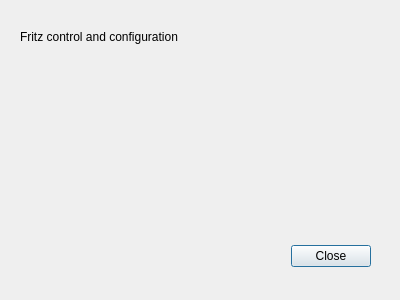
Before: the Qt Designer form Fritz/aboutbox.ui in ptbw/Fritz-Qt5-project-for-Raspberry-Pi, drawn with Qt 5.
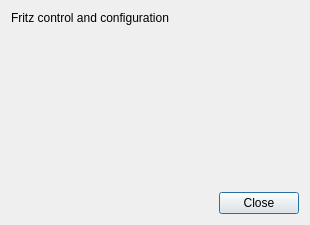
After: the same form once the commit is applied.

What changed in the file:
```diff
--- a/Fritz/aboutbox.ui
+++ b/Fritz/aboutbox.ui
@@ -6,45 +6,39 @@
    <rect>
     <x>0</x>
     <y>0</y>
-    <width>400</width>
-    <height>300</height>
+    <width>310</width>
+    <height>225</height>
    </rect>
   </property>
   <property name="windowTitle">
    <string>Dialog</string>
   </property>
-  <widget class="QDialogButtonBox" name="buttonBox">
-   <property name="geometry">
-    <rect>
-     <x>30</x>
-     <y>240</y>
-     <width>341</width>
-     <height>32</height>
-    </rect>
-   </property>
-   <property name="orientation">
-    <enum>Qt::Horizontal</enum>
-   </property>
-   <property name="standardButtons">
-    <set>QDialogButtonBox::Close</set>
-   </property>
-  </widget>
-  <widget class="QLabel" name="label">
-   <property name="geometry">
-    <rect>
-     <x>20</x>
-     <y>30</y>
-     <width>341</width>
-     <height>191</height>
-    </rect>
-   </property>
-   <property name="text">
-    <string>Fritz control and configuration</string>
-   </property>
-   <property name="alignment">
-    <set>Qt::AlignLeading|Qt::AlignLeft|Qt::AlignTop</set>
-   </property>
-  </widget>
+  <layout class="QGridLayout" name="gridLayout">
+   <item row="0" column="0">
+    <layout class="QVBoxLayout" name="verticalLayout">
+     <item>
+      <widget class="QLabel" name="label">
+       <property name="text">
+        <string>Fritz control and configuration</string>
+       </property>
+       <property name="alignment">
+        <set>Qt::AlignLeading|Qt::AlignLeft|Qt::AlignTop</set>
+       </property>
+      </widget>
+     </item>
+     <item>
+      <widget class="QDialogButtonBox" name="btnClose">
+       <property name="orientation">
+        <enum>Qt::Horizontal</enum>
+       </property>
+       <property name="standardButtons">
+        <set>QDialogButtonBox::Close</set>
+       </property>
+      </widget>
+     </item>
+    </layout>
+   </item>
+  </layout>
  </widget>
  <resources/>
  <connections>
```
Left out of the diff: 41 changed lines with no effect on the pictures.
